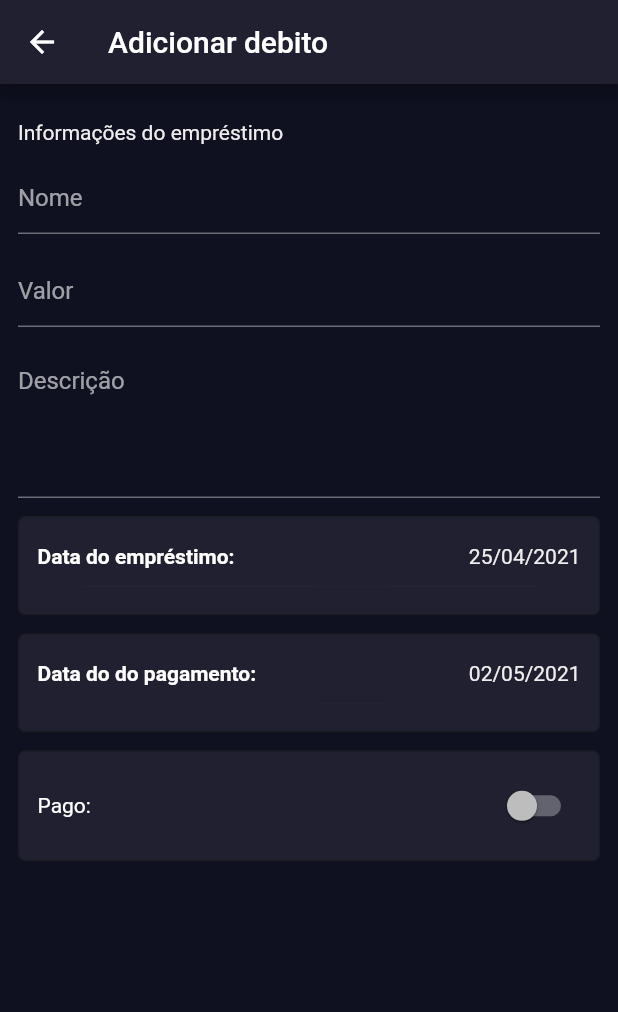
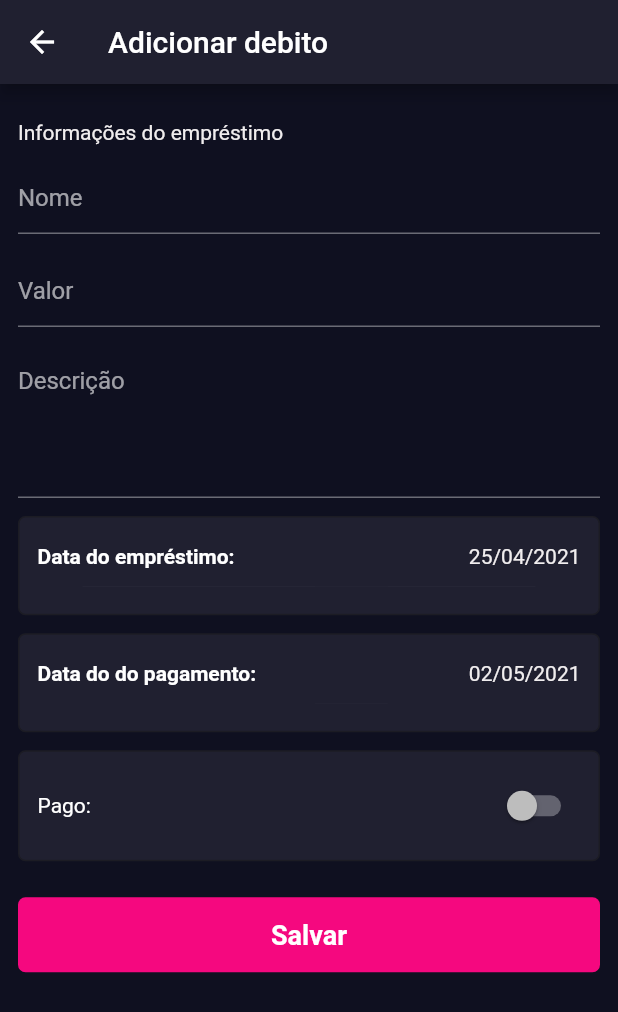
Before and after one commit to joaoarmando/quem-eu-devo, a Flutter app: the AddDebtPage screen opened directly, on a phone screen of 412 x 824 dp. Shown: the top 1012 px of the screen. Run offline on Flutter 3.47's test engine with Material 2 defaults, Android fonts, the phone set to English and light mode, and no system bars; drawn by our look-alikes of flutter_platform_widgets; our stand-ins replace flutter_mobx, mobx, shared_preferences; accounts and stored records are empty; generated files the repository leaves out were written again.

Commit message:
Added custom button only for android in the AddDebtPage

```diff
--- a/lib/pages/add_debt_page.dart
+++ b/lib/pages/add_debt_page.dart
@@ -40,13 +40,7 @@ class _AddDebtPageState extends State<AddDebtPage> {
                 fontSize: 18
               ),
             ),
-            onPressed: () async {
-              if (widget.existingDebt == null) {
-                  await controller.saveDebt();
-              }
-              else await controller.editDebt();
-              Navigator.pop(context, true);
-            },
+            onPressed: _saveOrEditDebt,
           ) : SizedBox()
         ],
       ),
@@ -105,7 +99,10 @@ class _AddDebtPageState extends State<AddDebtPage> {
                 )
               );
           },
-          )
+          ),
+
+          Platform.isIOS ? Container() : _androidSaveButton()
+
         ],
       )
     );
@@ -240,4 +237,40 @@ class _AddDebtPageState extends State<AddDebtPage> {
       child: child,
     );
   }
+
+  Widget _androidSaveButton() {
+    return Container(
+      margin: const EdgeInsets.symmetric(vertical:24),
+      width: MediaQuery.of(context).size.width *.75,
+      height: 50,
+      decoration: BoxDecoration(
+        color: primaryAccent,
+        borderRadius: BorderRadius.circular(5)
+      ),
+      child: Material(
+        type: MaterialType.transparency,
+        child: InkWell(
+          onTap: _saveOrEditDebt,
+          splashColor: backgroundColor.withOpacity(.8),
+          borderRadius: BorderRadius.circular(5),
+          child: Center(
+            child: Text("Salvar",
+              style: TextStyle(
+                color: Colors.white,
+                fontSize: 18,
+                fontWeight: FontWeight.w600
+              ),
+            ),
+          ),
+        ),
+      ),
+    );
+  }
+  void _saveOrEditDebt() async {
+    if (widget.existingDebt == null) {
+        await controller.saveDebt();
+    }
+    else await controller.editDebt();
+    Navigator.pop(context, true);
+  }
 }
```
